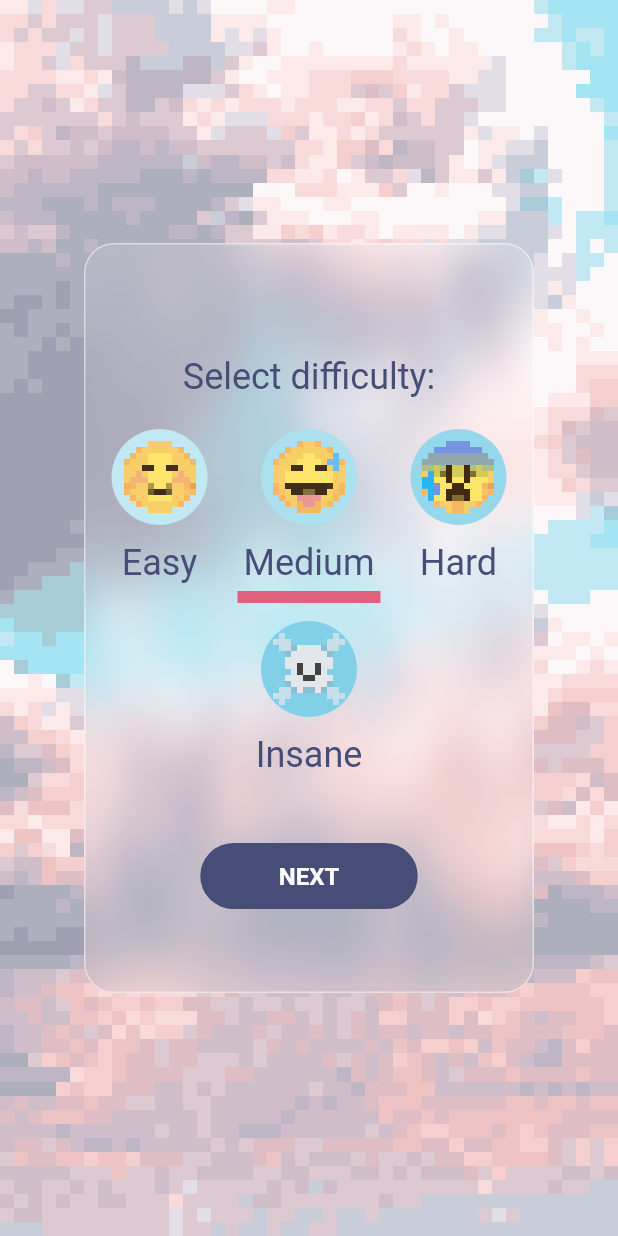
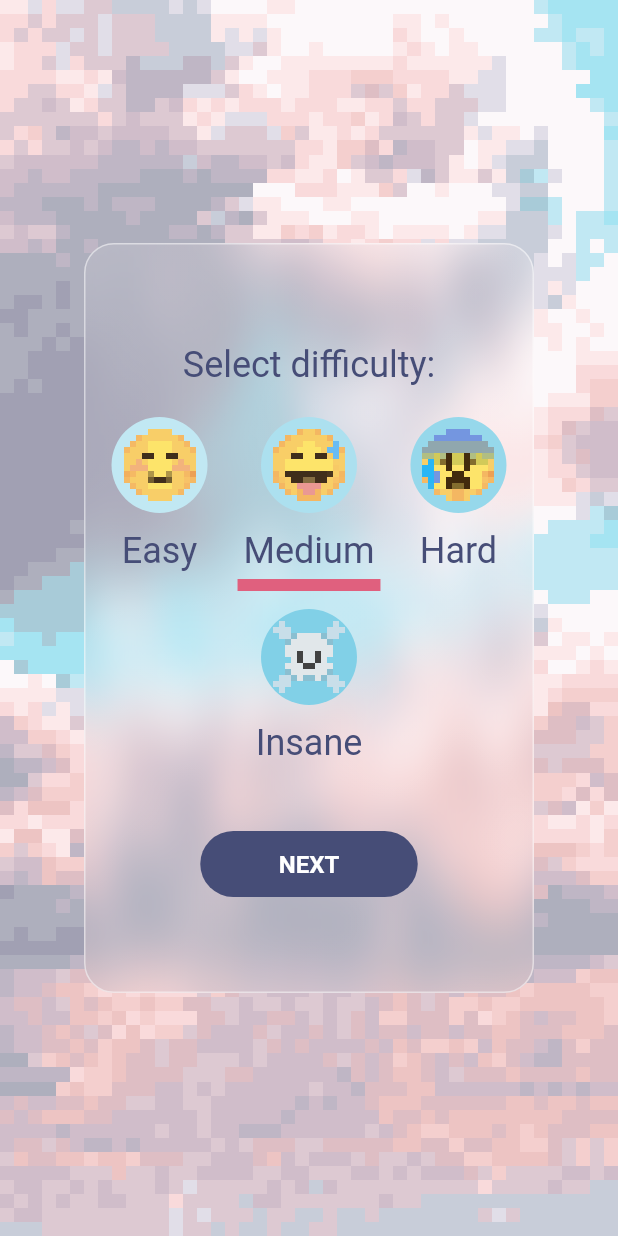
Before and after one commit to evanca/pixel_art_puzzle, a Flutter app: the screen it shows after launch, after a tap on "NEXT", on a phone screen of 412 x 824 dp. Run offline on Flutter 3.47's test engine with Material 2 defaults, Android fonts, the phone set to English and light mode, and no system bars; drawn by our look-alikes of glassmorphism, streaming_shared_preferences; our stand-ins replace bloc, equatable, file_picker, flutter_bloc, gap, google_fonts and 3 more; generated files the repository leaves out were written again; Roboto replaces fonts that are missing (Ubuntu).

Commit message:
Update page padding

```diff
--- a/lib/app/view/app.dart
+++ b/lib/app/view/app.dart
@@ -12,8 +12,8 @@ import 'dart:async';
 import 'package:flutter/material.dart';
 import 'package:flutter_localizations/flutter_localizations.dart';
 import 'package:http/http.dart' as http;
-import 'package:pixel_art_puzzle/app/home_page.dart';
 import 'package:pixel_art_puzzle/helpers/helpers.dart';
+import 'package:pixel_art_puzzle/home_page.dart';
 import 'package:pixel_art_puzzle/l10n/l10n.dart';
 
 import '../../typography/text_styles.dart';
--- a/lib/app/home_page.dart
+++ b/lib/home_page.dart
@@ -4,12 +4,12 @@ import 'package:pixel_art_puzzle/app/size_helper.dart';
 import 'package:pixel_art_puzzle/l10n/l10n.dart';
 import 'package:pixel_art_puzzle/widgets/multi_bloc_provider.dart';
 
-import '../colors/colors.dart';
-import '../layout/responsive_layout_builder.dart';
-import '../preferences/preferences.dart';
-import '../select_difficulty_page.dart';
-import '../theme/widgets/puzzle_button.dart';
-import '../widgets/glassmorphic_container.dart';
+import 'colors/colors.dart';
+import 'layout/responsive_layout_builder.dart';
+import 'preferences/preferences.dart';
+import 'select_difficulty_page.dart';
+import 'theme/widgets/puzzle_button.dart';
+import 'widgets/glassmorphic_container.dart';
 
 class HomePage extends StatelessWidget {
   const HomePage({Key? key}) : super(key: key);
@@ -84,7 +84,7 @@ class HomePage extends StatelessWidget {
                 },
                 child: Text(context.l10n.globalNext.toUpperCase()),
               ),
-              SizedBox(height: isSmallSize ? 16.0 : 32.0),
+              const SizedBox(height: 32.0),
             ]),
           ),
         ),
--- a/lib/picture_upload/picture_upload_page.dart
+++ b/lib/picture_upload/picture_upload_page.dart
@@ -112,7 +112,7 @@ class PictureUploadPage extends StatelessWidget {
                           },
                           child: Text(context.l10n.letsPlay.toUpperCase()),
                         ),
-                      SizedBox(height: isSmallSize ? 16.0 : 32.0),
+                      const SizedBox(height: 32.0),
                     ]);
               },
             ),
--- a/lib/select_difficulty_page.dart
+++ b/lib/select_difficulty_page.dart
@@ -93,7 +93,7 @@ class SelectDifficultyPage extends StatelessWidget {
                   },
                   child: Text(context.l10n.globalNext.toUpperCase()),
                 ),
-                SizedBox(height: isSmallSize ? 16.0 : 32.0),
+                const SizedBox(height: 32.0),
               ],
             ),
           ),
```
